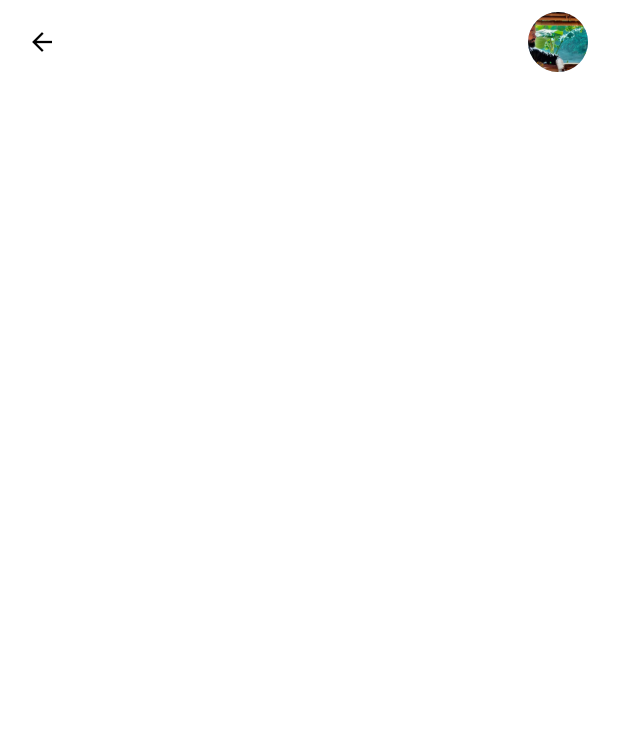
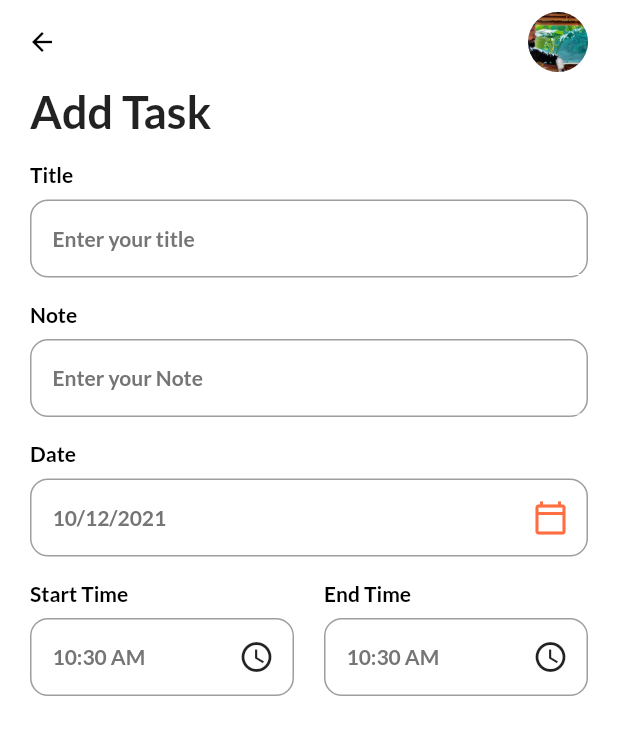
Before and after one commit to AbuShyedHemel/to_do_flutter, a Flutter app: the Addtaskpage screen opened directly, on a phone screen of 412 x 824 dp. Shown: the top 735 px of the screen. Run offline on Flutter 3.47's test engine with Material 2 defaults, Android fonts, the phone set to English and light mode, and no system bars; our stand-ins replace date_picker_timeline, flutter_local_notifications, get, get_storage, google_fonts, timezone; accounts and stored records are empty.

Commit message:
end time withour logic

```diff
--- a/lib/controller/themes/themes.dart
+++ b/lib/controller/themes/themes.dart
@@ -38,3 +38,21 @@
     )
   );
 }
+TextStyle get titleStyle{
+  return GoogleFonts.lato(
+    textStyle: TextStyle(
+      fontSize: 14,
+      fontWeight: FontWeight.bold,
+      color: Get.isDarkMode? Colors.white: Colors.black,
+    )
+  );
+}
+TextStyle get subTitleStyle{
+  return GoogleFonts.lato(
+    textStyle: TextStyle(
+      fontSize: 14,
+      fontWeight: FontWeight.bold,
+      color: Get.isDarkMode? Colors.grey[100]: Colors.grey[600],
+    )
+  );
+}
--- a/lib/view/taskPage/add_task_page.dart
+++ b/lib/view/taskPage/add_task_page.dart
@@ -1,11 +1,37 @@
 // ignore_for_file: file_names
 import 'package:flutter/material.dart';
 import 'package:get/get.dart';
+import 'package:intl/intl.dart';
 import 'package:local_push_notification/controller/appbarcontroller.dart';
+import 'package:local_push_notification/controller/themes/themes.dart';
+import 'package:local_push_notification/view/widgets/input_field.dart';
 
-class Addtaskpage extends StatelessWidget {
+class Addtaskpage extends StatefulWidget {
   const Addtaskpage({ Key? key }) : super(key: key);
 
+  @override
+  State<Addtaskpage> createState() => _AddtaskpageState();
+}
+
+class _AddtaskpageState extends State<Addtaskpage> {
+  DateTime _selectedDate = DateTime.now();
+  String _startTime = DateFormat("hh:mm a").format(DateTime.now()).toString();
+
+
+
+
+  getDateFromUser(BuildContext context, )async{
+    DateTime? _pickerDate = await showDatePicker(
+      context: context,
+      initialDate: DateTime.now(),
+      firstDate: DateTime(2015),
+      lastDate: DateTime(2121));
+      if(_pickerDate != null) {
+        setState(() {
+          _selectedDate = _pickerDate;
+        });
+      }
+  }
   @override
   Widget build(BuildContext context) {
     return Scaffold(
@@ -20,6 +46,55 @@
           color: Get.isDarkMode ? Colors.white : Colors.black,
           ),
       ).appBar(context),
+
+      body: Container(
+        margin: const EdgeInsets.only(left:20, right: 20,),
+        child: SingleChildScrollView(
+          child: Column(
+            crossAxisAlignment: CrossAxisAlignment.start,
+            children: [
+              Text('Add Task',style: HeadingStyle),
+              const Inputfield(title: 'Title',hint: 'Enter your title'),
+              const Inputfield(title: 'Note',hint: 'Enter your Note'),
+              Inputfield(title: 'Date', hint: DateFormat.yMd().format(_selectedDate),
+              widget: IconButton(
+                onPressed: (){
+                  getDateFromUser(context);
+                }, icon:const Icon(Icons.calendar_today_outlined,color: Colors.deepOrangeAccent,))
+              ),
+              Row(
+                children: [
+                  Expanded(
+                    child: Inputfield(
+                      title: "Start Time",
+                      hint: _startTime,
+                      widget: IconButton(
+                        onPressed: (){
+
+                        },
+                        icon: const Icon(Icons.access_time)
+                      )
+                    )),
+                    SizedBox(width: 20,),
+                    Expanded(
+                    child: Inputfield(
+                      title: "End Time",
+                      hint: _startTime,
+                      widget: IconButton(
+                        onPressed: (){
+
+                        },
+                        icon: const Icon(Icons.access_time)
+                      )
+                    ))
+                ]
+              )
+            ],
+          ),
+        ),
+      ),
     );
+
   }
+
 }
--- /dev/null
+++ b/lib/view/widgets/input_field.dart
@@ -0,0 +1,67 @@
+import 'package:flutter/material.dart';
+import 'package:get/get.dart';
+import 'package:local_push_notification/controller/themes/themes.dart';
+
+class Inputfield extends StatelessWidget {
+  final String title;
+  final String hint;
+  final TextEditingController? controller;
+  final Widget? widget;
+  const Inputfield({ Key? key, required this.title,required this.hint, this.controller, this.widget }) : super(key: key);
+
+  @override
+  Widget build(BuildContext context) {
+    return Container(
+      margin: const EdgeInsets.only(top: 16,),
+      child: Column(
+        crossAxisAlignment: CrossAxisAlignment.start,
+        children: [
+          Text(title,
+          style: titleStyle),
+          Container(
+            margin: const EdgeInsets.only(top: 8.0,),
+            padding: const EdgeInsets.only(left: 14),
+            height: 52,
+            decoration: BoxDecoration(
+              border: Border.all(
+                color: Colors.grey,
+                width: 1.0
+              ),
+              borderRadius: BorderRadius.circular(12)
+            ),
+            child: Row(
+              children: [
+                Expanded(
+              child: TextFormField(
+                readOnly: widget == null?false:true,
+                autofocus: false,
+                cursorColor: Get.isDarkMode? Colors.grey[100]: Colors.grey[700],
+                controller: controller,
+                style: subTitleStyle,
+                decoration: InputDecoration(
+                  hintText: hint,
+                  hintStyle:  subTitleStyle,
+                  focusedBorder: UnderlineInputBorder(
+                    borderSide: BorderSide(
+                      color: context.theme.backgroundColor,
+                      width: 0
+                    )
+                  ),
+                  enabledBorder: UnderlineInputBorder(
+                    borderSide: BorderSide(
+                      color: context.theme.backgroundColor,
+                      width: 0
+                    )
+                  ),
+                ),
+              ),
+            ),
+                widget ==null?Container():Container(child: widget,)
+              ],
+            )
+          )
+        ],
+      ),
+    );
+  }
+}
```
